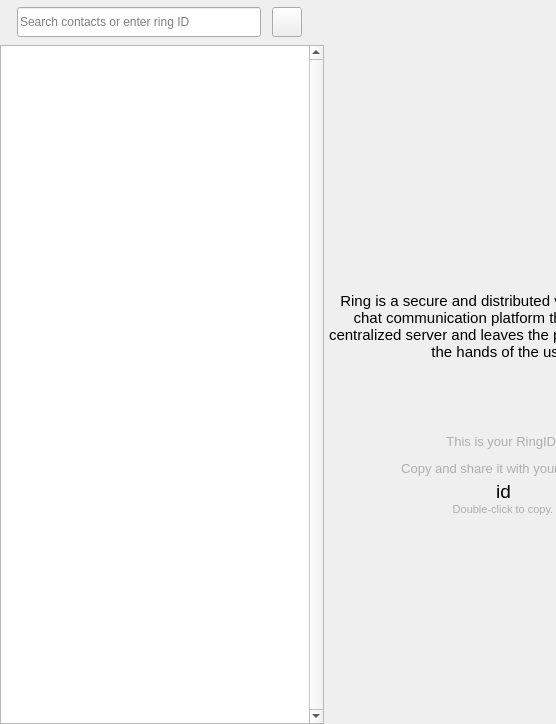
The window that callwidget.ui (savoirfairelinux/jami-client-windows) describes before a commit, drawn with Qt 5; both pictures show x 0 to 556 and y 0 to 724 of the 1024 by 724 pixel window.
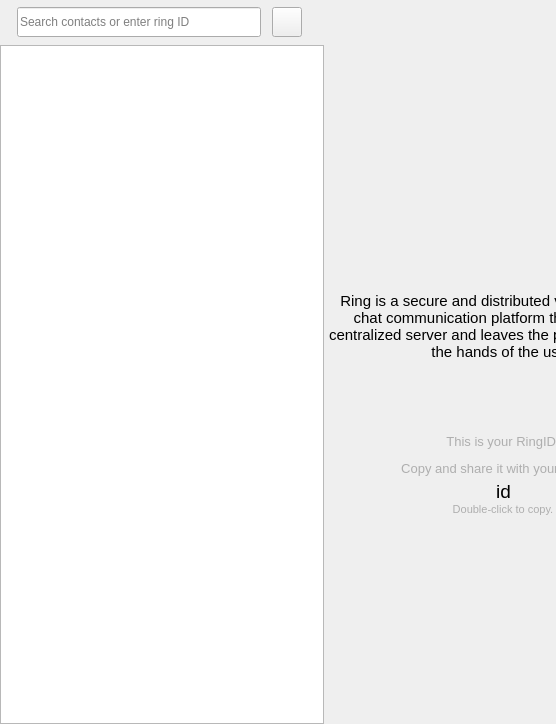
The same window after the commit. Icons and pictures are not drawn. Custom widgets are drawn as their Qt base class.

Patch:
```diff
--- a/callwidget.ui
+++ b/callwidget.ui
@@ -317,8 +317,8 @@
                      <height>0</height>
                     </size>
                    </property>
-                   <property name="verticalScrollBarPolicy">
-                    <enum>Qt::ScrollBarAlwaysOn</enum>
+                   <property name="mouseTracking">
+                    <bool>true</bool>
                    </property>
                    <property name="indentation">
                     <number>0</number>
```
